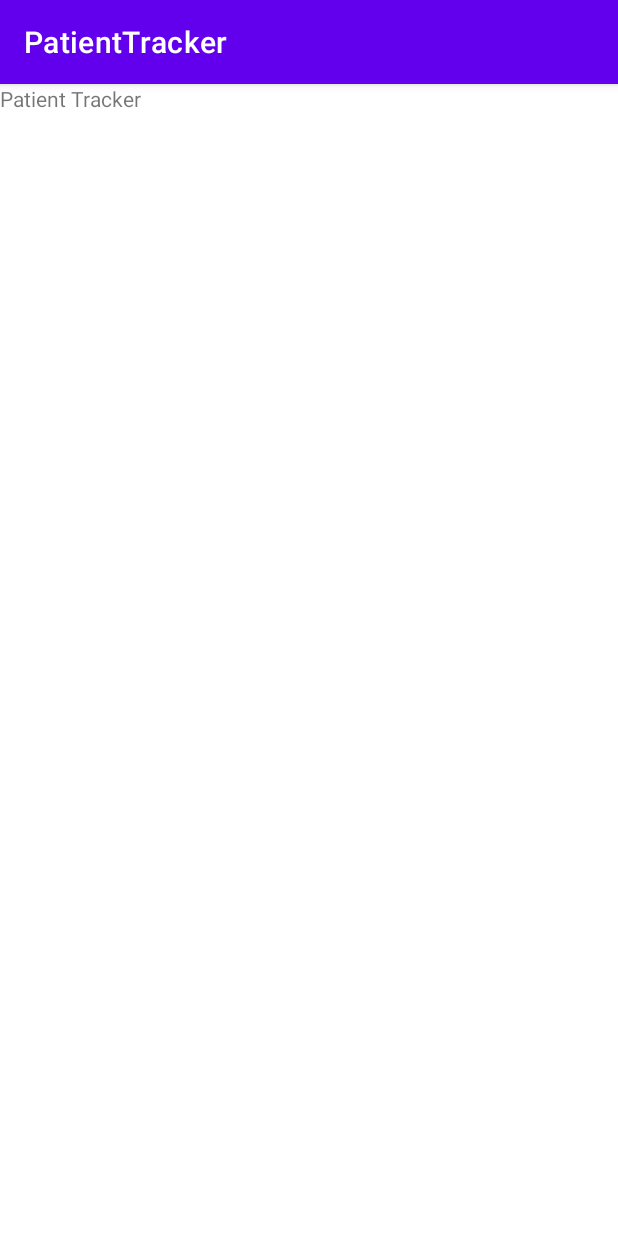
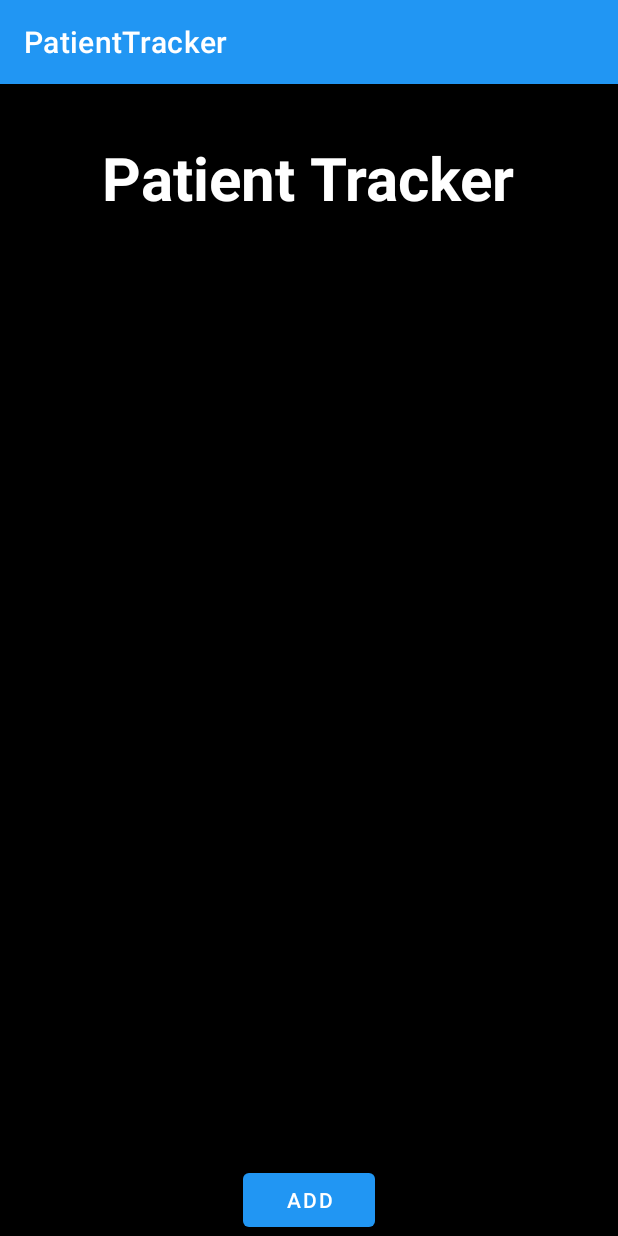
Before and after one commit to Gladys-nimo/patient-tracker, an Android app: the screen it shows after launch (MainActivity), on a phone screen of 412 x 824 dp. Run offline under Robolectric (Android 15) with nearby library versions, the phone set to English and light mode, and no system bars.

Commit message:
added new image and some codes

```diff
--- a/app/src/main/res/layout/activity_main.xml
+++ b/app/src/main/res/layout/activity_main.xml
@@ -1,12 +1,28 @@
 <?xml version="1.0" encoding="utf-8"?>
 <RelativeLayout xmlns:android="http://schemas.android.com/apk/res/android"
-    android:layout_width="match_parent" android:layout_height="match_parent">
+    android:layout_width="match_parent"
+    android:layout_height="match_parent"
+    android:background="#000000">
 
 
     <TextView
         android:layout_width="wrap_content"
         android:layout_height="wrap_content"
-        android:text="Patient Tracker" />
+        android:layout_alignParentTop="true"
+        android:layout_centerHorizontal="true"
+        android:layout_marginTop="35dp"
+        android:text="Patient Tracker"
+        android:textColor="@color/colorTextIcon"
+        android:textSize="40sp"
+        android:textStyle="bold"/>
+
+    <Button
+        android:id="@+id/button"
+        android:layout_width="wrap_content"
+        android:layout_height="wrap_content"
+        android:layout_alignParentBottom="true"
+        android:layout_centerHorizontal="true"
+        android:text="Add" />
 
 
 </RelativeLayout>
--- a/app/src/main/res/values/colors.xml
+++ b/app/src/main/res/values/colors.xml
@@ -1,10 +1,10 @@
 <?xml version="1.0" encoding="utf-8"?>
 <resources>
-    <color name="purple_200">#FFBB86FC</color>
+    <color name="blue_200">#FF2196F3</color>
     <color name="purple_500">#FF6200EE</color>
-    <color name="purple_700">#FF3700B3</color>
+    <color name="blue_700">#FF00BCD4</color>
     <color name="teal_200">#FF03DAC5</color>
     <color name="teal_700">#FF018786</color>
     <color name="black">#FF000000</color>
-    <color name="white">#FFFFFFFF</color>
+    <color name="colorTextIcon">#FFFFFFFF</color>
 </resources>
--- a/app/src/main/res/values/themes.xml
+++ b/app/src/main/res/values/themes.xml
@@ -2,9 +2,9 @@
     <!-- Base application theme. -->
     <style name="Theme.PatientTracker" parent="Theme.MaterialComponents.DayNight.DarkActionBar">
         <!-- Primary brand color. -->
-        <item name="colorPrimary">@color/purple_500</item>
-        <item name="colorPrimaryVariant">@color/purple_700</item>
-        <item name="colorOnPrimary">@color/white</item>
+        <item name="colorPrimary">@color/blue_200</item>
+        <item name="colorPrimaryVariant">@color/blue_700</item>
+        <item name="colorOnPrimary">@color/colorTextIcon</item>
         <!-- Secondary brand color. -->
         <item name="colorSecondary">@color/teal_200</item>
         <item name="colorSecondaryVariant">@color/teal_700</item>
```
Also changed, not shown: app/src/main/res/drawable/hospital.jpg (added).
